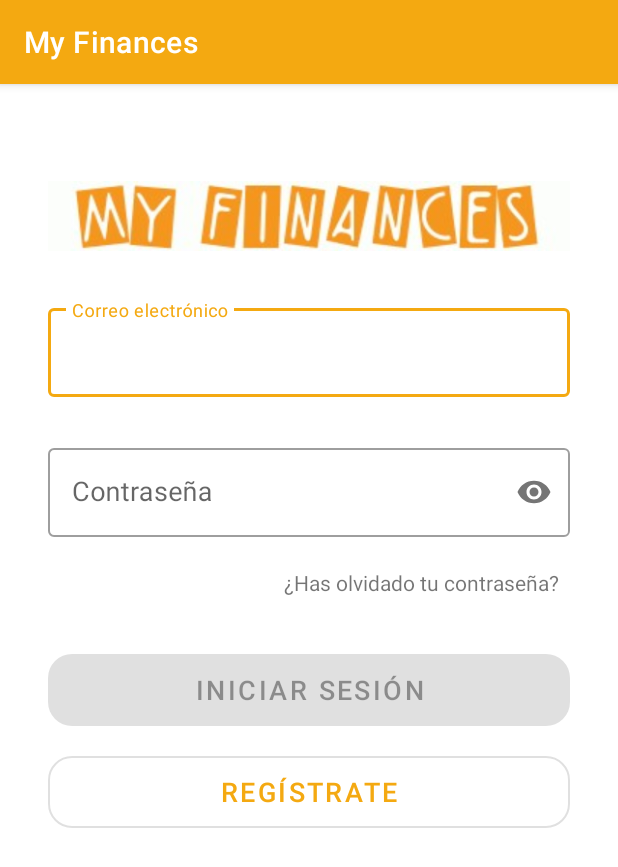
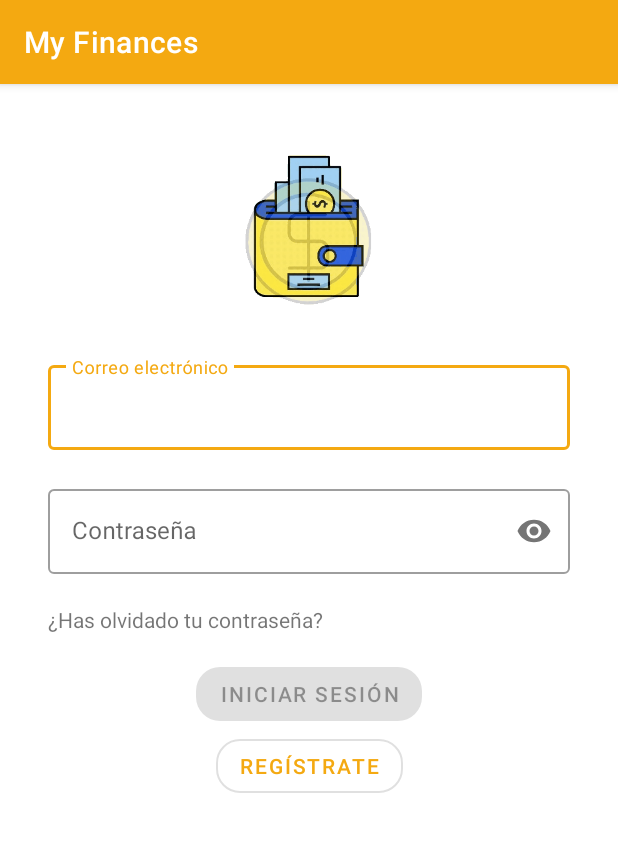
Before and after one commit to JuanRios66/My_Finances, an Android app: the screen it shows after launch (LoginActivity), on a phone screen of 412 x 824 dp. Shown: the top 867 px of the screen. Run offline under Robolectric (Android 15) with nearby library versions, the phone set to English and light mode, and no system bars.

```diff
--- a/app/src/main/java/com/juanrios66/myfinances/SplashActivity.kt
+++ b/app/src/main/java/com/juanrios66/myfinances/SplashActivity.kt
@@ -14,7 +14,7 @@ class SplashActivity : AppCompatActivity() {
         setContentView(R.layout.activity_splash)
 
         val timer = Timer()
-        timer.schedule(timerTask { goToLoginActivity() }, 2000)
+        timer.schedule(timerTask { goToLoginActivity() }, 1500)
     }
 
     private fun goToLoginActivity() {
--- a/app/src/main/res/layout/activity_login.xml
+++ b/app/src/main/res/layout/activity_login.xml
@@ -9,25 +9,23 @@
 
     <ImageView
         android:id="@+id/imageView2"
-        android:layout_width="wrap_content"
-        android:layout_height="wrap_content"
-        android:layout_marginTop="32dp"
+        android:layout_width="0dp"
+        android:layout_height="150dp"
         android:contentDescription="@string/my_finance"
         app:layout_constraintEnd_toEndOf="parent"
         app:layout_constraintStart_toStartOf="parent"
         app:layout_constraintTop_toTopOf="parent"
-        app:srcCompat="@drawable/myfinances" />
+        app:srcCompat="@drawable/icon_splash" />
 
     <com.google.android.material.textfield.TextInputLayout
         android:id="@+id/layoutemail"
         style="@style/Widget.MaterialComponents.TextInputLayout.OutlinedBox"
         android:layout_width="match_parent"
         android:layout_height="wrap_content"
-        android:layout_marginTop="32dp"
+        android:hint="@string/email"
         app:endIconMode="clear_text"
         app:errorEnabled="true"
         app:layout_constraintEnd_toEndOf="parent"
-        app:layout_constraintHorizontal_bias="150"
         app:layout_constraintStart_toStartOf="parent"
         app:layout_constraintTop_toBottomOf="@+id/imageView2">
 
@@ -35,9 +33,7 @@
             android:id="@+id/textemail"
             android:layout_width="match_parent"
             android:layout_height="wrap_content"
-            android:hint="@string/email"
-            android:inputType="textEmailAddress"
-            android:textSize="18sp" />
+            android:inputType="textEmailAddress" />
     </com.google.android.material.textfield.TextInputLayout>
 
     <com.google.android.material.textfield.TextInputLayout
@@ -45,8 +41,8 @@
         style="@style/Widget.MaterialComponents.TextInputLayout.OutlinedBox"
         android:layout_width="match_parent"
         android:layout_height="wrap_content"
-        android:layout_marginTop="8dp"
         android:focusableInTouchMode="true"
+        android:hint="@string/pass"
         app:errorEnabled="true"
         app:layout_constraintEnd_toEndOf="parent"
         app:layout_constraintStart_toStartOf="parent"
@@ -57,16 +53,13 @@
             android:id="@+id/textpassword"
             android:layout_width="match_parent"
             android:layout_height="wrap_content"
-            android:hint="@string/pass"
-            android:inputType="textPassword"
-            android:textSize="18sp" />
+            android:inputType="textPassword" />
     </com.google.android.material.textfield.TextInputLayout>
 
     <TextView
         android:id="@+id/forgetpass"
-        android:layout_width="wrap_content"
+        android:layout_width="0dp"
         android:layout_height="wrap_content"
-        android:layout_marginStart="150dp"
         android:clickable="true"
         android:focusable="true"
         android:text="@string/Forgetpass"
@@ -76,12 +69,11 @@
 
     <Button
         android:id="@+id/buttonlogin"
-        android:layout_width="0dp"
-        android:layout_height="60dp"
-        android:layout_marginTop="32dp"
+        android:layout_width="wrap_content"
+        android:layout_height="wrap_content"
+        android:layout_marginTop="16dp"
         android:enabled="false"
         android:text="@string/send"
-        android:textSize="18sp"
         android:visibility="visible"
         app:cornerRadius="16dp"
         app:layout_constraintEnd_toEndOf="parent"
@@ -91,14 +83,11 @@
     <Button
         android:id="@+id/button_to_register"
         style="?attr/materialButtonOutlinedStyle"
-        android:layout_width="0dp"
-        android:layout_height="60dp"
-        android:layout_marginTop="8dp"
+        android:layout_width="wrap_content"
+        android:layout_height="wrap_content"
         android:text="@string/gotoregister"
-        android:textSize="18sp"
         app:cornerRadius="16dp"
         app:layout_constraintEnd_toEndOf="parent"
-        app:layout_constraintHorizontal_bias="0.75"
         app:layout_constraintStart_toStartOf="parent"
         app:layout_constraintTop_toBottomOf="@+id/buttonlogin" />
 
```
Also changed, not shown: app/src/main/java/com/juanrios66/myfinances/ui/main/SectionsPagerAdapter.kt (added, +40 -0 lines), app/src/main/res/layout/activity_register.xml (+5 -10 lines).
